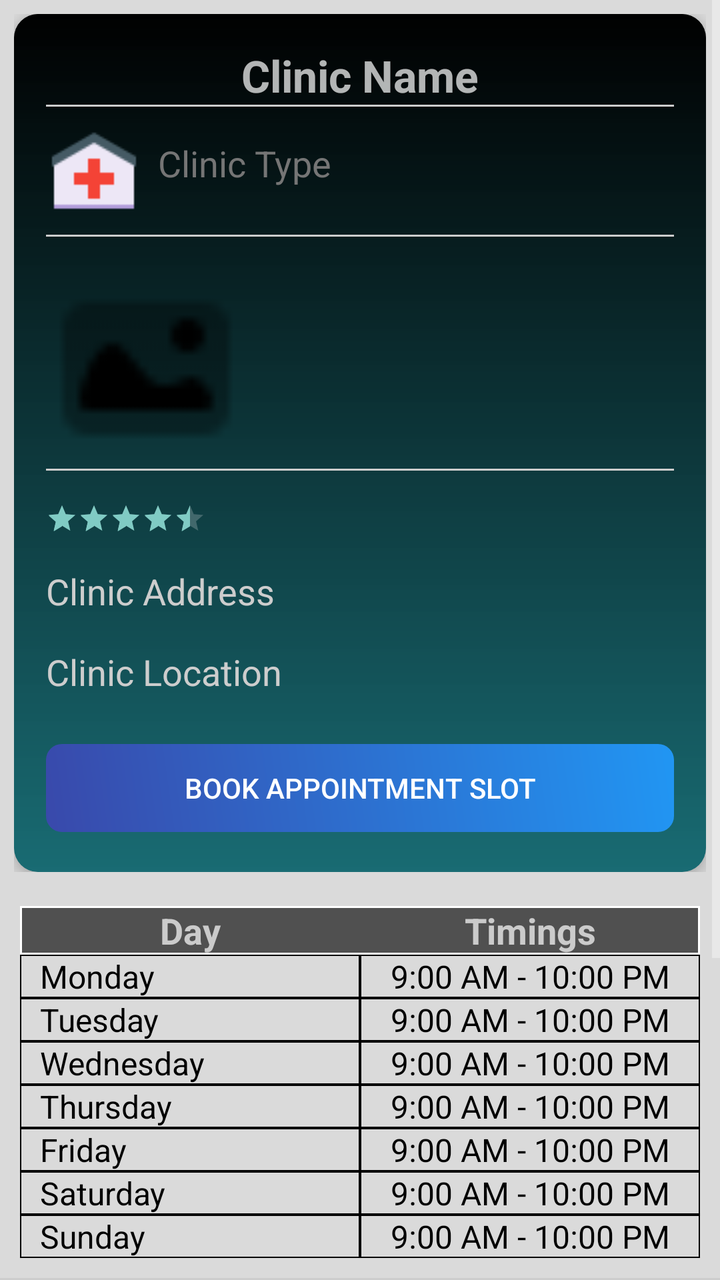
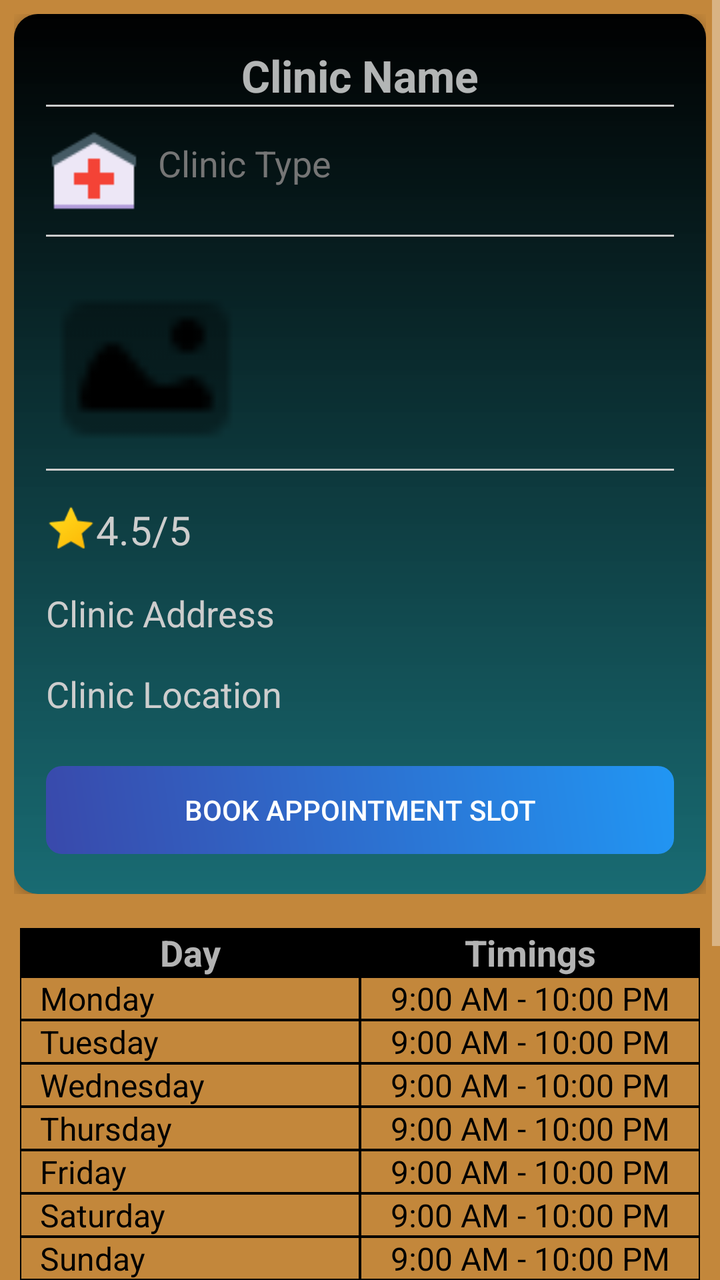

Before-and-after screenshots of an Android layout around one commit, followed by the original layout XML and the change that was made.
<!-- AndroidManifest.xml: application theme Theme.AppCompat -->
<!-- res/layout/activity_view_more.xml -->
<?xml version="1.0" encoding="utf-8"?>
<ScrollView xmlns:android="http://schemas.android.com/apk/res/android"
    xmlns:app="http://schemas.android.com/apk/res-auto"
    android:layout_width="match_parent"
    android:layout_height="match_parent"
    android:background="#D2FFFFFF">

    <LinearLayout
        android:layout_width="match_parent"
        android:layout_height="wrap_content"
        android:orientation="vertical">

        <RelativeLayout
            android:layout_width="match_parent"
            android:layout_height="wrap_content"
            android:padding="7dp">

            <ProgressBar
                android:id="@+id/progressBar"
                android:layout_width="wrap_content"
                android:layout_height="wrap_content"
                android:layout_centerInParent="true"
                android:visibility="visible" />

            
        <androidx.cardview.widget.CardView
            android:id="@+id/cardClinic"
            android:layout_width="match_parent"
            android:layout_height="wrap_content"
            app:cardCornerRadius="12dp"
            app:cardElevation="4dp">

        <LinearLayout
            android:layout_width="match_parent"
            android:layout_height="wrap_content"
            android:orientation="vertical"
            android:background="@drawable/android_fade"
            android:padding="16dp">

            <TextView
                android:id="@+id/textClinicName1"
                android:layout_width="wrap_content"
                android:layout_height="wrap_content"
                android:layout_gravity="center"
                android:text="Clinic Name"
                android:textSize="22sp"
                android:textStyle="bold" />

            
            <View
                android:layout_width="match_parent"
                android:layout_height="1dp"
                android:background="#CCCCCC" />

            
            <LinearLayout
                android:layout_width="match_parent"
                android:layout_height="wrap_content"
                android:orientation="horizontal"
                android:paddingTop="8dp"
                android:paddingBottom="8dp">

                <ImageView
                    android:layout_width="wrap_content"
                    android:layout_height="wrap_content"
                    android:src="@drawable/clinic" />

                <TextView
                    android:id="@+id/textClinictype"
                    android:layout_width="wrap_content"
                    android:layout_height="wrap_content"
                    android:layout_marginStart="8dp"
                    android:layout_marginTop="8dp"
                    android:text="Clinic Type"
                    android:textColor="#757575"
                    android:textSize="18sp" />
            </LinearLayout>

            
            <View
                android:layout_width="match_parent"
                android:layout_height="1dp"
                android:background="#CCCCCC" />

            
            <LinearLayout
                android:layout_width="match_parent"
                android:layout_height="wrap_content"
                android:orientation="horizontal"
                android:paddingTop="16dp">

                
                <ImageView
                    android:id="@+id/imagePreview1"
                    android:layout_width="100dp"
                    android:layout_height="100dp"
                    android:layout_marginEnd="8dp"
                    android:background="@drawable/imageviewnew"
                    android:scaleType="centerCrop" />

                            <ImageView
                                android:id="@+id/imagePreview2"
                                android:layout_width="100dp"
                                android:layout_height="100dp"
                                android:layout_marginRight="8dp"
                                android:scaleType="centerCrop" />

                            <ImageView
                                android:id="@+id/imagePreview3"
                                android:layout_width="100dp"
                                android:layout_height="100dp"
                                android:layout_marginRight="8dp"
                                android:scaleType="centerCrop" />

                            <ImageView
                                android:id="@+id/imagePreview4"
                                android:layout_width="100dp"
                                android:layout_height="100dp"
                                android:scaleType="centerCrop" />
                        </LinearLayout>
        <View
            android:layout_width="match_parent"
            android:layout_height="1dp"
            android:background="#CCCCCC" />

        
        <RatingBar
            style="?android:attr/ratingBarStyleSmall"
            android:layout_width="wrap_content"
            android:layout_height="wrap_content"
            android:layout_marginTop="16dp"
            android:numStars="5"
            android:rating="4.5"
            android:stepSize="0.1" />

        
        <TextView
            android:id="@+id/textClinicAddress1"
            android:layout_width="wrap_content"
            android:layout_height="wrap_content"
            android:layout_marginTop="16dp"
            android:text="Clinic Address"
            android:textColor="#CDCDCD"
            android:textSize="18sp" />

        
        <TextView
            android:id="@+id/textCliniclocation"
            android:layout_width="wrap_content"
            android:layout_height="wrap_content"
            android:layout_marginTop="16dp"
            android:text="Clinic Location"
            android:textColor="#CDCDCD"
            android:textSize="18sp" />

        
        <Button
            android:id="@+id/buttonBookAppointment"
            android:layout_width="match_parent"
            android:layout_height="wrap_content"
            android:layout_marginTop="24dp"
            android:background="@drawable/bg_blue_button"
            android:text="Book Appointment Slot"
            android:textColor="#FFFFFF" />
                </LinearLayout>
            </androidx.cardview.widget.CardView>
        </RelativeLayout>
        <TableLayout
            android:id="@+id/tableLayoutSchedule"
            android:layout_width="match_parent"
            android:padding="10dp"
            android:layout_height="wrap_content">
            <TableRow android:background="@drawable/table_border">
                <TextView
                    android:layout_width="0dp"
                    android:layout_height="wrap_content"
                    android:layout_weight="1"
                    android:gravity="center"
                    android:text="Day"
                    android:textSize="18sp"
                    android:textStyle="bold" />

                <TextView
                    android:layout_width="0dp"
                    android:layout_height="wrap_content"
                    android:layout_weight="1"
                    android:gravity="center"
                    android:text="Timings"
                    android:textSize="18sp"
                    android:textStyle="bold" />
            </TableRow>
            
            <TableRow>

                <TextView
                    android:layout_width="0dp"
                    android:layout_height="wrap_content"
                    android:layout_weight="1"
                    android:background="@drawable/table_cell_border"
                    android:gravity="left"
                    android:paddingLeft="10dp"
                    android:text="Monday"
                    android:textColor="#000000"
                    android:textSize="16sp" />

                <TextView
                    android:id="@+id/textMondayTimings"
                    android:layout_width="0dp"
                    android:layout_height="wrap_content"
                    android:layout_weight="1"
                    android:background="@drawable/table_cell_border"
                    android:gravity="center"
                    android:text="9:00 AM - 10:00 PM"
                    android:textColor="#000000"
                    android:textSize="16sp" />
            </TableRow>

            <TableRow>

                <TextView
                    android:layout_width="0dp"
                    android:layout_height="wrap_content"
                    android:layout_weight="1"
                    android:background="@drawable/table_cell_border"
                    android:gravity="left"
                    android:paddingLeft="10dp"
                    android:text="Tuesday"
                    android:textColor="#000000"
                    android:textSize="16sp" />

                <TextView
                    android:id="@+id/textTuesdayTimings"
                    android:layout_width="0dp"
                    android:layout_height="wrap_content"
                    android:layout_weight="1"
                    android:background="@drawable/table_cell_border"
                    android:gravity="center"
                    android:text="9:00 AM - 10:00 PM"
                    android:textColor="#000000"
                    android:textSize="16sp" />
            </TableRow>

            <TableRow>

                <TextView
                    android:layout_width="0dp"
                    android:layout_height="wrap_content"
                    android:layout_weight="1"
                    android:background="@drawable/table_cell_border"
                    android:gravity="left"
                    android:paddingLeft="10dp"
                    android:text="Wednesday"
                    android:textColor="#000000"
                    android:textSize="16sp" />

                <TextView
                    android:id="@+id/textWednesdayTimings"
                    android:layout_width="0dp"
                    android:layout_height="wrap_content"
                    android:layout_weight="1"
                    android:background="@drawable/table_cell_border"
                    android:gravity="center"
                    android:text="9:00 AM - 10:00 PM"
                    android:textColor="#000000"
                    android:textSize="16sp" />
            </TableRow>

            <TableRow>

                <TextView
                    android:layout_width="0dp"
                    android:layout_height="wrap_content"
                    android:layout_weight="1"
                    android:background="@drawable/table_cell_border"
                    android:gravity="left"
                    android:paddingLeft="10dp"
                    android:text="Thursday"
                    android:textColor="#000000"
                    android:textSize="16sp" />

                <TextView
                    android:id="@+id/textThursdayTimings"
                    android:layout_width="0dp"
                    android:layout_height="wrap_content"
                    android:layout_weight="1"
                    android:background="@drawable/table_cell_border"
                    android:gravity="center"
                    android:text="9:00 AM - 10:00 PM"
                    android:textColor="#000000"
                    android:textSize="16sp" />
            </TableRow>

            <TableRow>

                <TextView
                    android:layout_width="0dp"
                    android:layout_height="wrap_content"
                    android:layout_weight="1"
                    android:background="@drawable/table_cell_border"
                    android:gravity="left"
                    android:paddingLeft="10dp"
                    android:text="Friday"
                    android:textColor="#000000"
                    android:textSize="16sp" />

                <TextView
                    android:id="@+id/textFridayTimings"
                    android:layout_width="0dp"
                    android:layout_height="wrap_content"
                    android:layout_weight="1"
                    android:background="@drawable/table_cell_border"
                    android:gravity="center"
                    android:text="9:00 AM - 10:00 PM"
                    android:textColor="#000000"
                    android:textSize="16sp" />
            </TableRow>

            <TableRow>

                <TextView
                    android:layout_width="0dp"
                    android:layout_height="wrap_content"
                    android:layout_weight="1"
                    android:background="@drawable/table_cell_border"
                    android:gravity="left"
                    android:paddingLeft="10dp"
                    android:text="Saturday"
                    android:textColor="#000000"
                    android:textSize="16sp" />

                <TextView
                    android:id="@+id/textSaturdayTimings"
                    android:layout_width="0dp"
                    android:layout_height="wrap_content"
                    android:layout_weight="1"
                    android:background="@drawable/table_cell_border"
                    android:gravity="center"
                    android:text="9:00 AM - 10:00 PM"
                    android:textColor="#000000"
                    android:textSize="16sp" />
            </TableRow>

            <TableRow>

                <TextView
                    android:layout_width="0dp"
                    android:layout_height="wrap_content"
                    android:layout_weight="1"
                    android:background="@drawable/table_cell_border"
                    android:gravity="left"
                    android:paddingLeft="10dp"
                    android:text="Sunday"
                    android:textColor="#000000"
                    android:textSize="16sp" />

                <TextView
                    android:id="@+id/textSundayTimings"
                    android:layout_width="0dp"
                    android:layout_height="wrap_content"
                    android:layout_weight="1"
                    android:background="@drawable/table_cell_border"
                    android:gravity="center"
                    android:text="9:00 AM - 10:00 PM"
                    android:textColor="#000000"
                    android:textSize="16sp" />
            </TableRow>
        </TableLayout>

        <View
            android:layout_width="match_parent"
            android:layout_height="1dp"
            android:background="#CCCCCC" />

        <FrameLayout
            android:layout_width="match_parent"
            android:layout_height="210dp"
            android:layout_marginTop="5dp">

            
            <ImageView
                android:layout_width="match_parent"
                android:layout_height="210dp"
                android:scaleType="centerCrop"
                android:src="@drawable/map" />

            
            <Button
                android:id="@+id/buttonViewOnMap"
                android:layout_width="118dp"
                android:layout_height="wrap_content"
                android:layout_gravity="center"
                android:layout_marginLeft="8dp"
                android:background="@drawable/bg_blue_button"
                android:text="View on Map"
                android:textColor="#FFFFFF" />
        </FrameLayout>
    </LinearLayout>
</ScrollView>
<!-- resources referenced by this layout -->
<resources>
  <!-- drawable android_fade (drawable) -->
  <shape xmlns:android="http://schemas.android.com/apk/res/android">
      <gradient
          android:angle="270"
          android:endColor="#A100838F"
          android:startColor="#000000"
          android:type="linear" />
  </shape>
  <!-- drawable bg_blue_button (drawable) -->
  <layer-list xmlns:android="http://schemas.android.com/apk/res/android">
      
      <item>
          <shape android:shape="rectangle">
              <corners android:radius="8dp" />
              <solid android:color="@android:color/transparent" />
              <padding android:bottom="4dp" />
          </shape>
      </item>
      
      <item>
          <shape android:shape="rectangle">
              <gradient
                  android:angle="45"
                  android:endColor="#2196F3"
                  android:startColor="#3949AB" />
              <corners android:radius="8dp" />
          </shape>
      </item>
  </layer-list>
  <!-- drawable clinic: png bitmap (drawable, 627 bytes) -->
  <!-- drawable imageviewnew: png bitmap (drawable, 290 bytes) -->
  <!-- drawable map: png bitmap (drawable, 633407 bytes) -->
  <!-- drawable table_border (drawable) -->
  <shape xmlns:android="http://schemas.android.com/apk/res/android">
      <solid android:color="#A1000000" />
      <stroke
          android:width="1dp"
          android:color="#FFFFFF" />
  </shape>
  <!-- drawable table_cell_border (drawable) -->
  <shape xmlns:android="http://schemas.android.com/apk/res/android"
      android:shape="rectangle">
      <stroke
          android:width="0.8dp"
          android:color="#000000" />
  </shape>
</resources>

<!-- the commit's change to res/layout/activity_view_more.xml (unified diff, before → after) -->
@@ -3,7 +3,7 @@
     xmlns:app="http://schemas.android.com/apk/res-auto"
     android:layout_width="match_parent"
     android:layout_height="match_parent"
-    android:background="#D2FFFFFF">
+    android:background="#B5FFAB40">
 
     <LinearLayout
         android:layout_width="match_parent"
@@ -118,30 +118,41 @@
                                 android:layout_height="100dp"
                                 android:scaleType="centerCrop" />
                         </LinearLayout>
-        <View
-            android:layout_width="match_parent"
-            android:layout_height="1dp"
-            android:background="#CCCCCC" />
-
-        
-        <RatingBar
-            style="?android:attr/ratingBarStyleSmall"
-            android:layout_width="wrap_content"
-            android:layout_height="wrap_content"
-            android:layout_marginTop="16dp"
-            android:numStars="5"
-            android:rating="4.5"
-            android:stepSize="0.1" />
-
-        
-        <TextView
-            android:id="@+id/textClinicAddress1"
-            android:layout_width="wrap_content"
-            android:layout_height="wrap_content"
-            android:layout_marginTop="16dp"
-            android:text="Clinic Address"
-            android:textColor="#CDCDCD"
-            android:textSize="18sp" />
+            <View
+                android:layout_width="match_parent"
+                android:layout_height="1dp"
+                android:background="#CCCCCC" />
+
+            <RelativeLayout
+                android:layout_width="match_parent"
+                android:layout_height="wrap_content"
+                android:layout_marginTop="16dp">
+
+                <ImageView
+                    android:id="@+id/starIcon"
+                    android:layout_width="25dp"
+                    android:layout_height="25dp"
+                    android:src="@drawable/staricon" /> 
+
+                <TextView
+                    android:id="@+id/textRating"
+                    android:layout_width="wrap_content"
+                    android:layout_height="wrap_content"
+                    android:layout_toRightOf="@id/starIcon"
+                    android:text="4.5/5"
+                    android:textColor="#CDCDCD"
+                    android:textSize="20sp" />
+            </RelativeLayout>
+
+            
+            <TextView
+                android:id="@+id/textClinicAddress1"
+                android:layout_width="wrap_content"
+                android:layout_height="wrap_content"
+                android:layout_marginTop="16dp"
+                android:text="Clinic Address"
+                android:textColor="#CDCDCD"
+                android:textSize="18sp" />
 
         
         <TextView
@@ -170,11 +181,11 @@
             android:layout_width="match_parent"
             android:padding="10dp"
             android:layout_height="wrap_content">
-            <TableRow android:background="@drawable/table_border">
-                <TextView
-                    android:layout_width="0dp"
-                    android:layout_height="wrap_content"
-                    android:layout_weight="1"
+            <TableRow  android:background="#000000">
+                <TextView
+                    android:layout_width="0dp"
+                    android:layout_height="wrap_content"
+                    android:layout_weight="0.5"
                     android:gravity="center"
                     android:text="Day"
                     android:textSize="18sp"
@@ -183,7 +194,7 @@
                 <TextView
                     android:layout_width="0dp"
                     android:layout_height="wrap_content"
-                    android:layout_weight="1"
+                    android:layout_weight="0.5"
                     android:gravity="center"
                     android:text="Timings"
                     android:textSize="18sp"
<!-- resource entries referenced after the edit -->
@@ -32,13 +32,7 @@
   <!-- drawable clinic: png bitmap (drawable, 627 bytes) -->
   <!-- drawable imageviewnew: png bitmap (drawable, 290 bytes) -->
   <!-- drawable map: png bitmap (drawable, 633407 bytes) -->
-  <!-- drawable table_border (drawable) -->
-  <shape xmlns:android="http://schemas.android.com/apk/res/android">
-      <solid android:color="#A1000000" />
-      <stroke
-          android:width="1dp"
-          android:color="#FFFFFF" />
-  </shape>
+  <!-- drawable staricon: png bitmap (drawable, 1141 bytes) -->
   <!-- drawable table_cell_border (drawable) -->
   <shape xmlns:android="http://schemas.android.com/apk/res/android"
       android:shape="rectangle">
